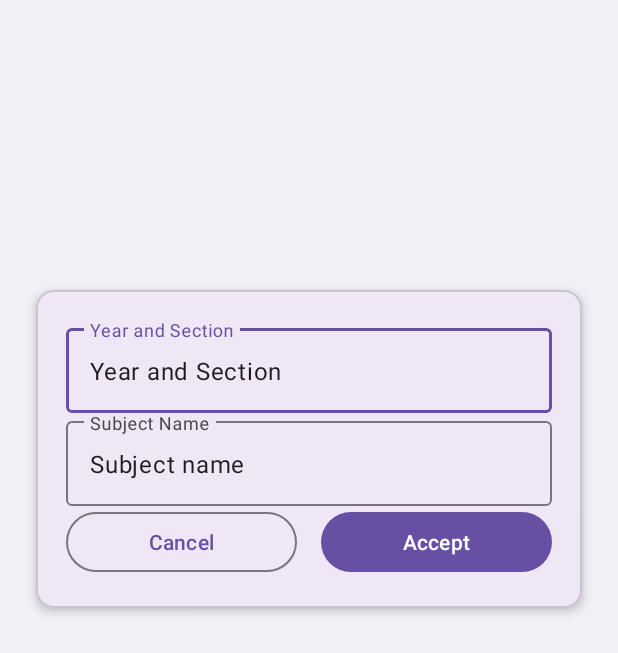
After one commit to Clarr1/android-qr-scanner, an Android app: the AddClass screen opened directly, with no data from a screen before it, on a phone screen of 412 x 824 dp. The commit adds this screen. Shown: the top 653 px of the screen. Run offline under Robolectric (Android 15) with nearby library versions, the phone set to English and light mode, and no system bars.

Commit message:
Initial commit

```diff
--- /dev/null
+++ b/app/src/main/java/com/example/qrscanner/AddClass.java
@@ -0,0 +1,20 @@
+package com.example.qrscanner;
+
+import android.os.Bundle;
+
+import androidx.activity.EdgeToEdge;
+import androidx.appcompat.app.AppCompatActivity;
+import androidx.core.graphics.Insets;
+import androidx.core.view.ViewCompat;
+import androidx.core.view.WindowInsetsCompat;
+
+public class AddClass extends AppCompatActivity {
+
+    @Override
+    protected void onCreate(Bundle savedInstanceState) {
+        super.onCreate(savedInstanceState);
+        EdgeToEdge.enable(this);
+        setContentView(R.layout.activity_add_class);
+
+    }
+}
--- /dev/null
+++ b/app/src/main/res/layout/activity_add_class.xml
@@ -0,0 +1,93 @@
+<?xml version="1.0" encoding="utf-8"?>
+<androidx.constraintlayout.widget.ConstraintLayout xmlns:android="http://schemas.android.com/apk/res/android"
+    xmlns:app="http://schemas.android.com/apk/res-auto"
+    xmlns:tools="http://schemas.android.com/tools"
+    android:id="@+id/main"
+    android:layout_width="match_parent"
+    android:layout_height="match_parent"
+    android:background="@color/material_dynamic_neutral95"
+    tools:context=".AddClass">
+
+    <com.google.android.material.card.MaterialCardView
+        android:layout_width="match_parent"
+        android:layout_height="wrap_content"
+        android:layout_margin="24dp"
+        app:cardCornerRadius="12dp"
+        app:cardElevation="4dp"
+        app:layout_constraintTop_toTopOf="parent"
+        app:layout_constraintBottom_toBottomOf="parent"
+        app:layout_constraintStart_toStartOf="parent"
+        app:layout_constraintEnd_toEndOf="parent"
+        app:layout_constraintVertical_bias="0.3">
+
+        <androidx.constraintlayout.widget.ConstraintLayout
+            android:layout_width="match_parent"
+            android:layout_height="wrap_content"
+            android:padding="20dp">
+
+            <com.google.android.material.textfield.TextInputLayout
+                android:id="@+id/section_input_layout"
+                android:layout_width="0dp"
+                android:layout_height="wrap_content"
+                android:hint="Year and Section"
+                app:layout_constraintTop_toTopOf="parent"
+                app:layout_constraintStart_toStartOf="parent"
+                app:layout_constraintEnd_toEndOf="parent"
+                android:layout_marginBottom="16dp"
+                style="@style/Widget.Material3.TextInputLayout.OutlinedBox">
+
+                <com.google.android.material.textfield.TextInputEditText
+                    android:id="@+id/section"
+                    android:layout_width="match_parent"
+                    android:layout_height="wrap_content"
+                    android:inputType="text"
+                    android:text="Year and Section" />
+            </com.google.android.material.textfield.TextInputLayout>
+
+            <com.google.android.material.textfield.TextInputLayout
+                android:id="@+id/subject_name_input_layout"
+                android:layout_width="0dp"
+                android:layout_height="wrap_content"
+                android:hint="Subject Name"
+                app:layout_constraintTop_toBottomOf="@id/section_input_layout"
+                app:layout_constraintStart_toStartOf="parent"
+                app:layout_constraintEnd_toEndOf="parent"
+                android:layout_marginBottom="36dp"
+                style="@style/Widget.Material3.TextInputLayout.OutlinedBox">
+                <com.google.android.material.textfield.TextInputEditText
+                    android:id="@+id/subject_name"
+                    android:layout_width="match_parent"
+                    android:layout_height="wrap_content"
+                    android:inputType="text"
+                    android:text="Subject name" />
+            </com.google.android.material.textfield.TextInputLayout>
+
+            <com.google.android.material.button.MaterialButton
+                android:id="@+id/cancel_btn"
+                android:layout_width="0dp"
+                android:layout_height="wrap_content"
+                android:text="Cancel"
+                style="@style/Widget.Material3.Button.OutlinedButton"
+                app:layout_constraintStart_toStartOf="parent"
+                app:layout_constraintEnd_toStartOf="@id/accept_btn"
+                app:layout_constraintTop_toBottomOf="@id/subject_name_input_layout"
+                app:layout_constraintHorizontal_weight="1"
+                app:layout_constraintBaseline_toBaselineOf="@id/accept_btn"
+                android:layout_marginEnd="8dp" />
+
+            <com.google.android.material.button.MaterialButton
+                android:id="@+id/accept_btn"
+                android:layout_width="0dp"
+                android:layout_height="wrap_content"
+                android:text="Accept"
+                app:layout_constraintEnd_toEndOf="parent"
+                app:layout_constraintStart_toEndOf="@id/cancel_btn"
+                app:layout_constraintTop_toBottomOf="@id/subject_name_input_layout"
+                app:layout_constraintHorizontal_weight="1"
+                android:layout_marginStart="8dp" />
+
+        </androidx.constraintlayout.widget.ConstraintLayout>
+
+    </com.google.android.material.card.MaterialCardView>
+
+</androidx.constraintlayout.widget.ConstraintLayout>
```
Also changed, not shown: app/src/main/AndroidManifest.xml (+12 -3 lines), app/src/main/java/com/example/qrscanner/AddStudents.java (added, +39 -0 lines), app/src/main/java/com/example/qrscanner/DatabaseHelper.java (+66 -4 lines), app/src/main/res/drawable/btn_green.xml (added, +10 -0 lines), app/src/main/res/drawable/btn_red.xml (added, +10 -0 lines), app/src/main/res/layout/activity_add_students.xml (added, +63 -0 lines), app/src/main/res/layout/activity_main.xml (+9 -5 lines).
